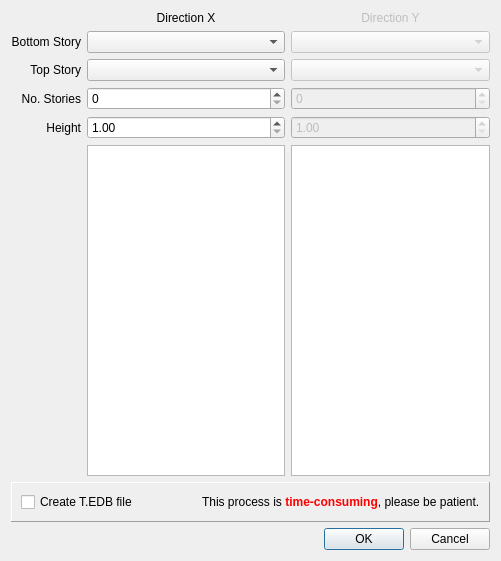
Old version of the form applications/cfactor/widgets/drift.ui in the repository ebrahimraeyat/civilTools.
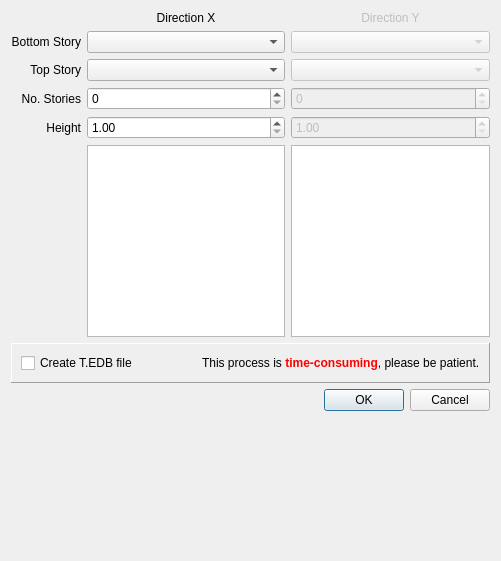
New version of the form.

Patch:
```diff
--- a/applications/cfactor/widgets/drift.ui
+++ b/applications/cfactor/widgets/drift.ui
@@ -205,6 +205,19 @@
      </property>
     </widget>
    </item>
+   <item>
+    <spacer name="verticalSpacer">
+     <property name="orientation">
+      <enum>Qt::Vertical</enum>
+     </property>
+     <property name="sizeHint" stdset="0">
+      <size>
+       <width>20</width>
+       <height>40</height>
+      </size>
+     </property>
+    </spacer>
+   </item>
   </layout>
  </widget>
  <resources/>
```
